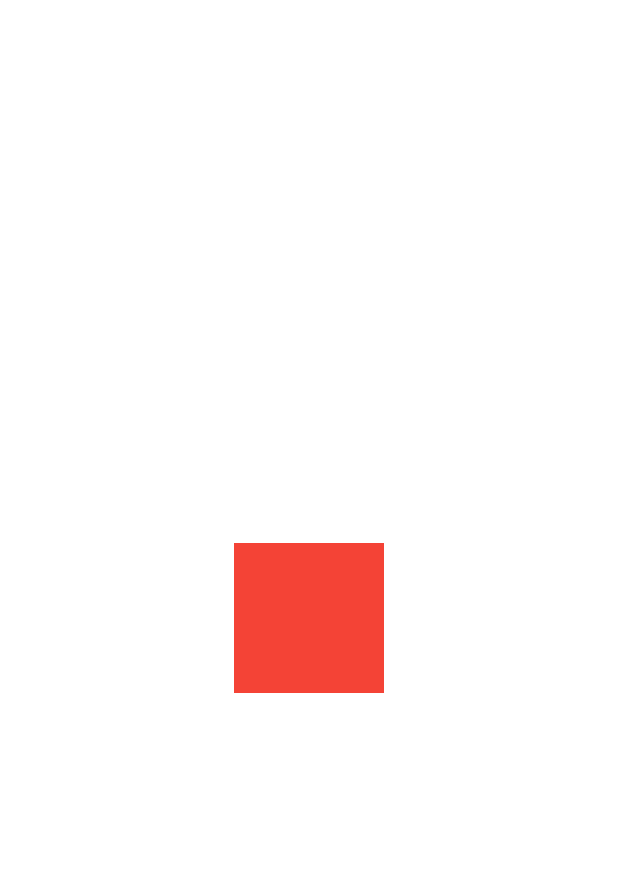
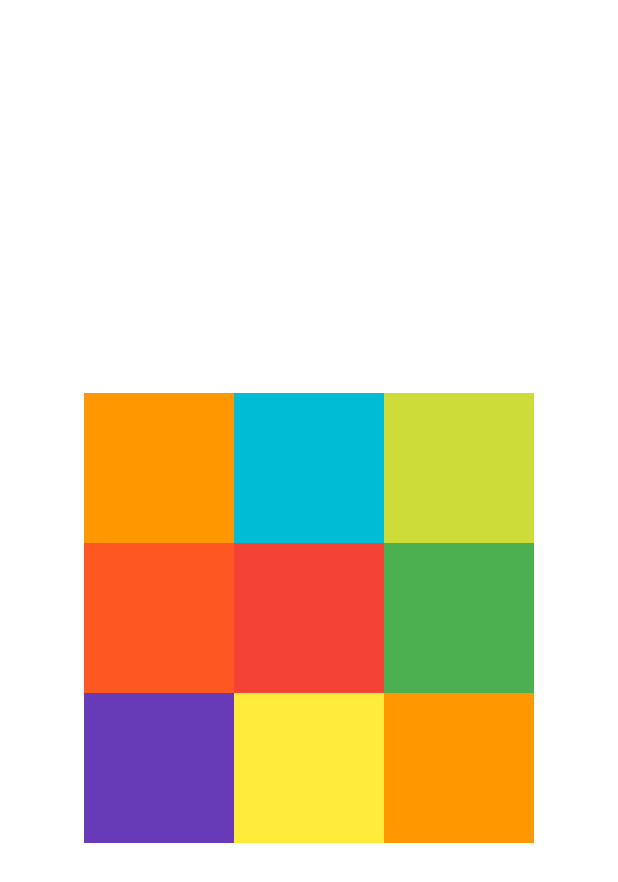
Before and after one commit to CHRIS-AN/AndroidBeginner, an Android app: the layout relative_layout_practice06.xml on its own in the app's theme, with its tools: preview values and no code run, on a phone screen of 412 x 824 dp. Shown: the top 882 px of the screen. Run offline under Robolectric (Android 15) with nearby library versions, the phone set to English and light mode, and no system bars.

Commit message:
android_relativePractice

```diff
--- a/app/src/main/res/layout/relative_layout_practice06.xml
+++ b/app/src/main/res/layout/relative_layout_practice06.xml
@@ -5,25 +5,29 @@
     android:layout_height="match_parent">
 
     <TextView
-        android:id="@+id/one"
+        android:layout_above="@+id/five"
+        android:layout_alignLeft="@+id/five"
         android:layout_width="100dp"
         android:layout_height="100dp"
-        android:background="#ffffff"/>
+        android:background="#00BCD4"/>
     <TextView
-        android:id="@+id/two"
+        android:layout_above="@+id/five"
+        android:layout_toLeftOf="@+id/five"
         android:layout_width="100dp"
         android:layout_height="100dp"
-        android:background="#ffffff"/>
+        android:background="#FF9800"/>
     <TextView
-        android:id="@+id/three"
+        android:layout_centerVertical="true"
+        android:layout_toLeftOf="@+id/five"
         android:layout_width="100dp"
         android:layout_height="100dp"
-        android:background="#ffffff"/>
+        android:background="#FF5722"/>
     <TextView
-        android:id="@+id/four"
+        android:layout_centerVertical="true"
+        android:layout_toRightOf="@+id/five"
         android:layout_width="100dp"
         android:layout_height="100dp"
-        android:background="#ffffff"/>
+        android:background="#4CAF50" />
     <TextView
         android:id="@+id/five"
         android:layout_centerInParent="true"
@@ -31,25 +35,29 @@
         android:layout_height="100dp"
         android:background="#F44336"/>
     <TextView
-        android:id="@+id/six"
+        android:layout_above="@+id/five"
+        android:layout_toRightOf="@+id/five"
         android:layout_width="100dp"
         android:layout_height="100dp"
-        android:background="#ffffff"/>
+        android:background="#CDDC39"/>
     <TextView
-        android:id="@+id/seven"
+        android:layout_toLeftOf="@+id/five"
+        android:layout_below="@+id/five"
         android:layout_width="100dp"
         android:layout_height="100dp"
-        android:background="#ffffff"/>
+        android:background="#673AB7"/>
     <TextView
-        android:id="@+id/eight"
+        android:layout_toRightOf="@+id/five"
+        android:layout_below="@+id/five"
         android:layout_width="100dp"
         android:layout_height="100dp"
-        android:background="#ffffff"/>
+        android:background="#FF9800"/>
     <TextView
-        android:id="@+id/nine"
+        android:layout_centerHorizontal="true"
+        android:layout_below="@+id/five"
         android:layout_width="100dp"
         android:layout_height="100dp"
-        android:background="#ffffff"/>
+        android:background="#FFEB3B"/>
 
 
 
```
